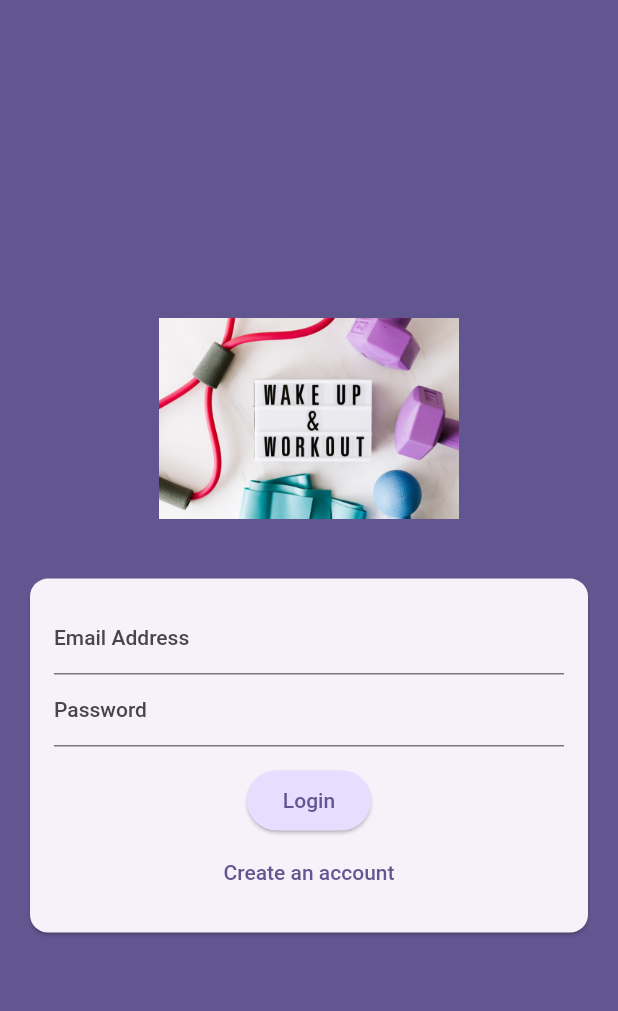
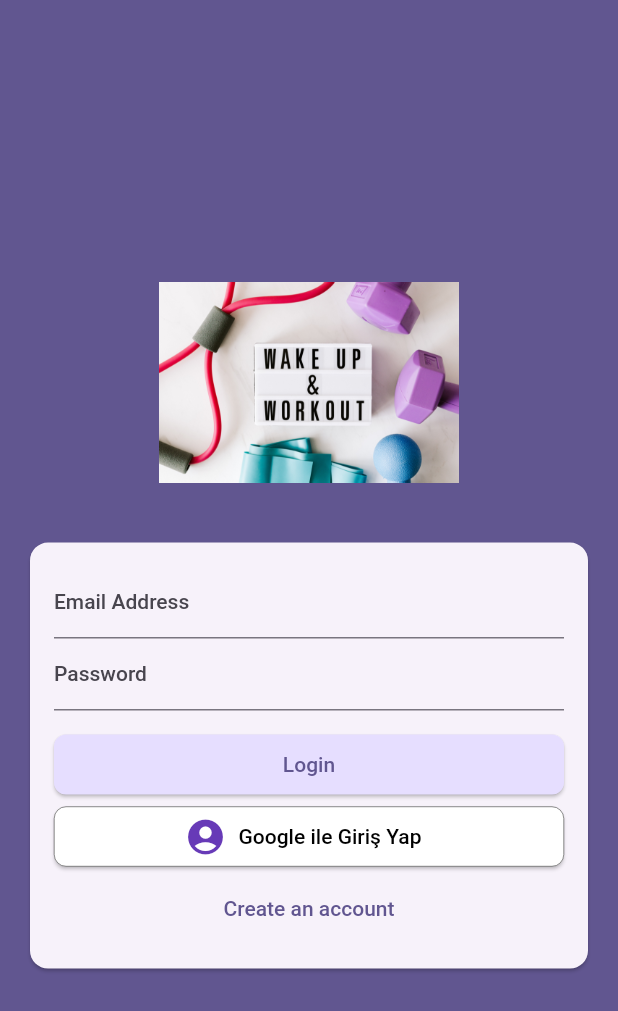
Before and after one commit to burcugulll/bitirme-projesi, a Flutter app: the screen it shows after launch, on a phone screen of 412 x 824 dp. Shown: the top 1011 px of the screen. Run offline on Flutter 3.47's test engine with Material 2 defaults, Android fonts, the phone set to English and light mode, and no system bars; our stand-ins replace firebase_auth, firebase_core, google_sign_in; accounts and stored records are empty.

Commit message:
google ile giriş yap butonu eklendi

```diff
--- a/lib/screens/auth.dart
+++ b/lib/screens/auth.dart
@@ -1,7 +1,9 @@
+import 'dart:async';
 import 'dart:math';
 
 import 'package:flutter/material.dart';
 import 'package:firebase_auth/firebase_auth.dart';
+import 'package:google_sign_in/google_sign_in.dart';
 
 final _firebase = FirebaseAuth.instance;
 
@@ -49,6 +51,48 @@ class _AuthScreenState extends State<AuthScreen> {
     }
   }
 
+  Future _authWithGoogle() async {
+    try {
+      final GoogleSignInAccount? googleUser = await GoogleSignIn().signIn();
+
+      if (googleUser == null) {
+        print("Google ile giriş iptal edildi.");
+        return; // Google ile giriş iptal edildiyse işlemi sonlandır
+      }
+
+      final GoogleSignInAuthentication? googleAuth =
+          await googleUser?.authentication;
+
+      if (googleAuth == null) {
+        print("Google authentication bilgisi alınamadı.");
+        return; // Google authentication bilgisi alınamadıysa işlemi sonlandır
+      }
+
+      final credential = GoogleAuthProvider.credential(
+        accessToken: googleAuth.accessToken,
+        idToken: googleAuth.idToken,
+      );
+
+      UserCredential user =
+          await FirebaseAuth.instance.signInWithCredential(credential);
+
+      print(user.user?.displayName);
+    } catch (error, stackTrace) {
+      print("Google ile girişte bir hata oluştu: $error");
+      print("Hata izi: $stackTrace");
+
+      // Hata mesajını kullanıcıya göstermek istiyorsanız:
+      ScaffoldMessenger.of(context).showSnackBar(
+        SnackBar(
+          content: Text(
+              "Google ile girişte bir hata oluştu. Lütfen tekrar deneyin."),
+        ),
+      );
+    } finally {
+      print("Try-catch bloğu tamamlandı.");
+    }
+  }
+
   @override
   Widget build(BuildContext context) {
     return Scaffold(
@@ -76,7 +120,7 @@ class _AuthScreenState extends State<AuthScreen> {
                     child: Form(
                       key: _form,
                       child: Column(
-                        mainAxisSize: MainAxisSize.min,
+                        mainAxisSize: MainAxisSize.max,
                         children: [
                           TextFormField(
                             decoration: const InputDecoration(
@@ -111,14 +155,50 @@ class _AuthScreenState extends State<AuthScreen> {
                             },
                           ),
                           const SizedBox(height: 12),
-                          ElevatedButton(
+                          Container(
+                            width: double.infinity,
+                            child: ElevatedButton(
                               onPressed: _submit,
                               style: ElevatedButton.styleFrom(
                                 backgroundColor: Theme.of(context)
                                     .colorScheme
                                     .primaryContainer,
+                                shape: RoundedRectangleBorder(
+                                  borderRadius: BorderRadius.circular(
+                                      8.0), // Border radiusunu ayarlayın
+                                ),
                               ),
                               child: Text(_isLogin ? 'Login' : 'Signup'),
+                            ),
+                          ),
+                          Container(
+                            width: double.infinity,
+                            child: ElevatedButton.icon(
+                              onPressed: _authWithGoogle,
+                              style: ElevatedButton.styleFrom(
+                                primary: Colors.white,
+                                onPrimary: Colors.black,
+                                side:
+                                    BorderSide(color: Colors.black, width: .3),
+                                shape: RoundedRectangleBorder(
+                                  borderRadius: BorderRadius.circular(
+                                      8.0), // Border radiusunu ayarlayın
+                                ),
+                              ),
+                              icon: Icon(
+                                Icons.account_circle,
+                                size: 28.0,
+                                color: Colors.deepPurple,
+                              ),
+                              label: Text(
+                                _isLogin
+                                    ? 'Google ile Giriş Yap'
+                                    : 'Google ile Kayıt Ol',
+                                style: TextStyle(
+                                  color: Colors.black,
+                                ),
+                              ),
+                            ),
                           ),
                           TextButton(
                             onPressed: () {
--- a/pubspec.yaml
+++ b/pubspec.yaml
@@ -37,6 +37,7 @@ dependencies:
   cupertino_icons: ^1.0.2
   firebase_core: ^2.21.0
   firebase_auth: ^4.14.0
+  google_sign_in: ^6.1.6
 
 dev_dependencies:
   flutter_test:
```
Also changed, not shown: lib/firebase_options.dart, pubspec.lock, 2 other files. Lines whose indentation alone changed are shown as unchanged.
